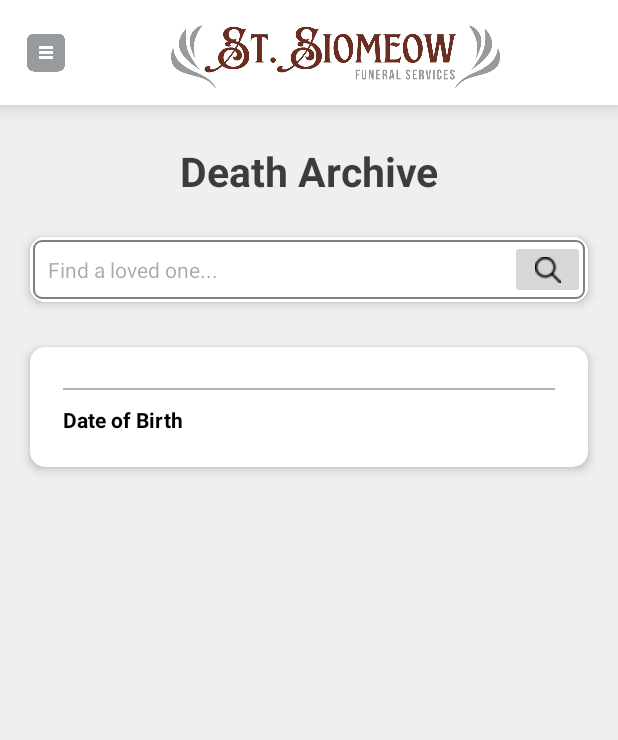
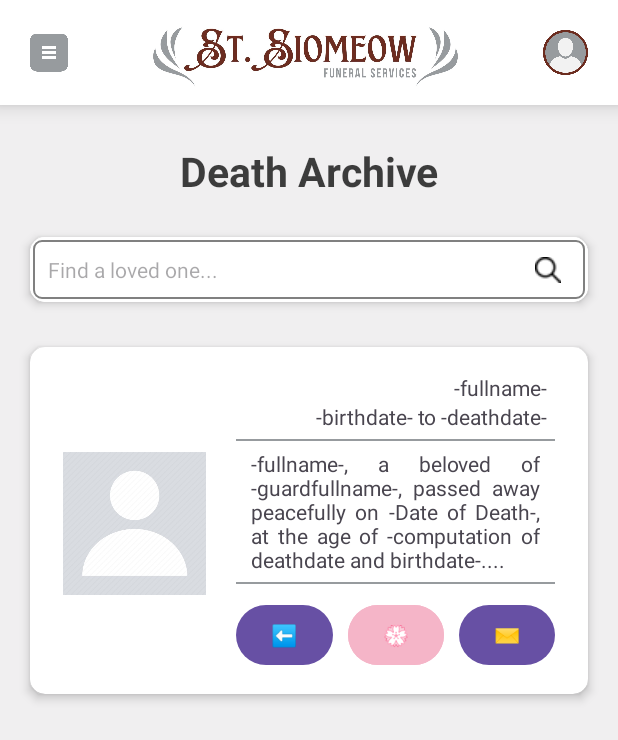
Before and after one commit to ShunMeizz/copyyMobDev, an Android app: the Orbituary screen opened directly, with no data from a screen before it, on a phone screen of 412 x 824 dp. Shown: the top 740 px of the screen. Run offline under Robolectric (Android 15) with nearby library versions, the phone set to English and light mode, and no system bars; Roboto replaces fonts that are not available here.

Commit message:
form update

```diff
--- a/app/src/main/res/layout/activity_orbituary.xml
+++ b/app/src/main/res/layout/activity_orbituary.xml
@@ -6,6 +6,7 @@
     android:layout_width="match_parent"
     android:layout_height="match_parent"
     tools:context=".Orbituary">
+
     <LinearLayout
         android:layout_width="match_parent"
         android:layout_height="match_parent"
@@ -21,23 +22,22 @@
             android:layout_height="wrap_content"
             android:layout_margin="0dp"
             android:padding="0dp"
-            app:cardElevation="8dp"
             app:cardBackgroundColor="@android:color/transparent"
-            app:cardCornerRadius="0dp">
+            app:cardCornerRadius="0dp"
+            app:cardElevation="8dp">
 
             <LinearLayout
                 android:layout_width="match_parent"
                 android:layout_height="70dp"
                 android:background="#FFFFFF"
                 android:orientation="horizontal"
-                android:padding="8dp">
+                android:padding="10dp">
 
                 <ImageView
-                    android:id="@+id/imageView3"
-                    android:layout_width="60dp"
+                    android:id="@+id/menu_bar"
+                    android:layout_width="25dp"
                     android:layout_height="wrap_content"
                     android:layout_marginLeft="10dp"
-                    android:layout_weight="1"
                     app:srcCompat="@drawable/menu" />
 
                 <ImageView
@@ -46,6 +46,13 @@
                     android:layout_height="wrap_content"
                     android:layout_weight="1"
                     app:srcCompat="@drawable/siomeow_header" />
+
+                <ImageView
+                    android:id="@+id/user_profile"
+                    android:layout_width="30dp"
+                    android:layout_height="wrap_content"
+                    android:layout_marginRight="10dp"
+                    app:srcCompat="@drawable/userprofile1" />
 
             </LinearLayout>
 
@@ -112,15 +119,16 @@
                             android:id="@+id/imageButton"
                             android:layout_width="match_parent"
                             android:layout_height="match_parent"
+                            android:layout_marginLeft="-50dp"
                             android:layout_weight="1"
-                            android:layout_marginLeft="-50dp"
+                            android:backgroundTint="@android:color/transparent"
                             app:srcCompat="@drawable/loupe" />
                     </LinearLayout>
                 </androidx.cardview.widget.CardView>
 
                 <androidx.cardview.widget.CardView
-                    android:layout_width="match_parent"
-                    android:layout_height="match_parent"
+                    android:layout_width="wrap_content"
+                    android:layout_height="wrap_content"
                     android:layout_marginLeft="20dp"
                     android:layout_marginTop="30dp"
                     android:layout_marginRight="20dp"
@@ -131,29 +139,102 @@
 
                     <LinearLayout
                         android:layout_width="match_parent"
-                        android:layout_height="match_parent"
+                        android:layout_height="wrap_content"
+                        android:layout_gravity="center|top"
                         android:layout_marginLeft="20dp"
                         android:layout_marginTop="15dp"
                         android:layout_marginRight="20dp"
-                        android:layout_marginBottom="20dp"
+                        android:layout_marginBottom="12dp"
                         android:background="@drawable/shadow_all_sides"
+                        android:orientation="horizontal">
+
+                        <ImageView
+                            android:id="@+id/imageView2"
+                            android:layout_width="190dp"
+                            android:layout_height="200dp"
+                            android:layout_weight="1"
+                            app:srcCompat="@drawable/personimg" />
+
+                        <LinearLayout
+                            android:layout_width="match_parent"
+                            android:layout_height="match_parent"
+                            android:layout_weight="1"
                             android:orientation="vertical">
+
+                            <TextView
+                                android:id="@+id/textView2"
+                                android:layout_width="match_parent"
+                                android:layout_height="wrap_content"
+                                android:paddingLeft="20dp"
+                                android:paddingRight="5dp"
+                                android:gravity="right"
+                                android:text="-fullname-" />
+
+                            <TextView
+                                android:id="@+id/textView9"
+                                android:layout_width="match_parent"
+                                android:layout_height="wrap_content"
+                                android:paddingLeft="20dp"
+                                android:paddingRight="5dp"
+                                android:gravity="right"
+                                android:text="-birthdate- to -deathdate-" />
 
                             <View
                                 android:layout_width="match_parent"
                                 android:layout_height="1.5dp"
-                            android:layout_marginTop="10dp"
-                            android:layout_marginBottom="10dp"
-                            android:background="#b3b3b3" />
+                                android:layout_marginTop="5dp"
+                                android:layout_marginBottom="5dp"
+                                android:layout_marginLeft="20dp"
+                                android:background="#979B9E" />
 
                             <TextView
-                            android:id="@+id/textView6"
+                                android:id="@+id/textView12"
                                 android:layout_width="match_parent"
                                 android:layout_height="wrap_content"
-                            android:text="Date of Birth"
-                            android:textColor="@color/black"
-                            android:textSize="14sp"
-                            android:textStyle="bold" />
+                                android:justificationMode="inter_word"
+                                android:paddingLeft="30dp"
+                                android:paddingRight="10dp"
+                                android:text="-fullname-, a beloved of -guardfullname-, passed away peacefully on -Date of Death-, at the age of -computation of deathdate and birthdate-...." />
+
+                            <View
+                                android:layout_width="match_parent"
+                                android:layout_height="1.5dp"
+                                android:layout_marginTop="5dp"
+                                android:layout_marginBottom="10dp"
+                                android:layout_marginLeft="20dp"
+                                android:background="#979B9E" />
+
+                            <LinearLayout
+                                android:layout_width="match_parent"
+                                android:layout_height="match_parent"
+                                android:orientation="horizontal">
+
+                                <Button
+                                    android:id="@+id/button2"
+                                    android:layout_width="wrap_content"
+                                    android:layout_height="wrap_content"
+                                    android:layout_weight="1"
+                                    android:layout_marginLeft="20dp"
+                                    android:layout_marginRight="10dp"
+                                    android:text="⬅️" />
+
+                                <Button
+                                    android:id="@+id/button6"
+                                    android:layout_width="wrap_content"
+                                    android:layout_height="wrap_content"
+                                    android:layout_marginRight="10dp"
+                                    android:layout_weight="1"
+                                    android:backgroundTint="#f5b5c8"
+                                    android:text="💮" />
+
+                                <Button
+                                    android:id="@+id/button5"
+                                    android:layout_width="wrap_content"
+                                    android:layout_height="wrap_content"
+                                    android:layout_weight="1"
+                                    android:text="✉️" />
+                            </LinearLayout>
+                        </LinearLayout>
 
                     </LinearLayout>
                 </androidx.cardview.widget.CardView>
```
Also changed, not shown: app/src/main/res/layout/activity_deceased_profile.xml (+16 -16 lines), app/src/main/res/layout/activity_user_profile.xml (+11 -12 lines), app/src/main/res/drawable/personimg.jpg (added). Lines whose indentation alone changed are shown as unchanged.
